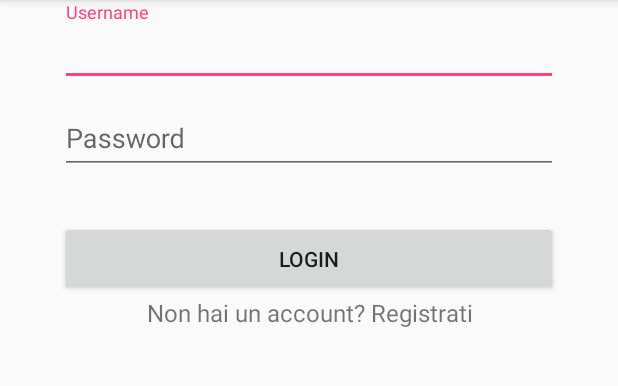
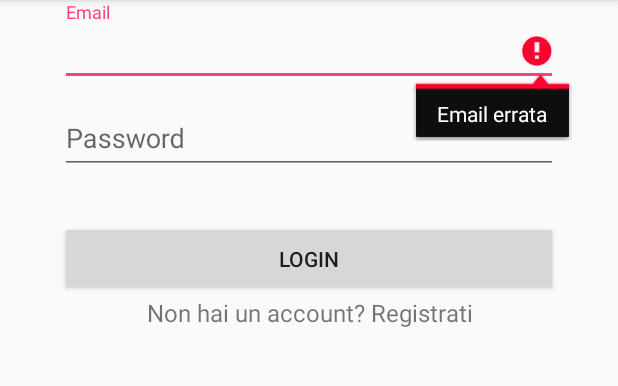
Before and after one commit to Cese93/VideogamesProject, an Android app: the screen it shows after launch (LoginActivity), after a tap on "LOGIN", on a phone screen of 412 x 824 dp, the part 84-470 px from its top. Run offline under Robolectric (Android 15) with nearby library versions, the phone set to English and light mode, and no system bars; our stand-ins replace Firebase (no records; nobody signed in at launch, a user with empty details on screens opened directly); libraries missing offline, so code that uses them is left out: com.firebase.client; 1 statement that could not run was skipped.

Commit message:
Login fatto

```diff
--- a/app/src/main/AndroidManifest.xml
+++ b/app/src/main/AndroidManifest.xml
@@ -18,6 +18,9 @@
         <activity android:name=".RegisterActivity">
 
         </activity>
+        <activity android:name=".HomeActivity">
+
+        </activity>
     </application>
 
 </manifest>
--- a/app/src/main/java/com/example/erik/videogamesproject/LoginActivity.java
+++ b/app/src/main/java/com/example/erik/videogamesproject/LoginActivity.java
@@ -1,26 +1,84 @@
 package com.example.erik.videogamesproject;
 
+import android.app.ProgressDialog;
 import android.content.Intent;
 import android.os.Bundle;
+import android.provider.ContactsContract;
+import android.support.annotation.NonNull;
 import android.support.v4.widget.TextViewCompat;
 import android.support.v7.app.AppCompatActivity;
+import android.text.TextUtils;
+import android.util.Log;
 import android.view.View;
+import android.widget.Button;
+import android.widget.EditText;
 import android.widget.TextView;
+import android.widget.Toast;
 
 import com.firebase.client.Firebase;
+import com.google.android.gms.tasks.OnCompleteListener;
+import com.google.android.gms.tasks.Task;
+import com.google.firebase.auth.AuthResult;
+import com.google.firebase.auth.FirebaseAuth;
 
 /**
  * Created by Erik on 10/10/2016.
  */
 
 public class LoginActivity extends AppCompatActivity{
-    TextView register;
+    private EditText txtLoginEmail;
+    private EditText txtLoginPassword;
+    private Button btnLogin;
+
+    private ProgressDialog progressDialog;
+    private FirebaseAuth firebaseAuth;
 
     @Override
     protected void onCreate(Bundle savedInstanceState) {
         super.onCreate(savedInstanceState);
         setContentView(R.layout.activity_login);
         Firebase.setAndroidContext(this);
+
+        txtLoginEmail = (EditText) findViewById(R.id.txtLoginEmail);
+        txtLoginPassword = (EditText) findViewById(R.id.txtLoginPassword);
+
+        progressDialog = new ProgressDialog(this);
+        btnLogin = (Button) findViewById(R.id.btnLogin);
+
+        firebaseAuth = FirebaseAuth.getInstance();
+
+        if(firebaseAuth.getCurrentUser() != null) {
+            startActivity(new Intent(LoginActivity.this, HomeActivity.class));
+        }
+    }
+
+    public void ClickLogin(View view) {
+        String email = txtLoginEmail.getText().toString();
+        String password = txtLoginPassword.getText().toString();
+
+        progressDialog.setMessage("Attendere...");
+        progressDialog.show();
+
+        if(TextUtils.isEmpty(email)){
+            txtLoginEmail.setError("Email errata");
+            progressDialog.dismiss();
+        } else if (TextUtils.isEmpty(password)) {
+            txtLoginPassword.setError("Password errata");
+            progressDialog.dismiss();
+        } else {
+            firebaseAuth.signInWithEmailAndPassword(email, password).addOnCompleteListener(new OnCompleteListener<AuthResult>() {
+                @Override
+                public void onComplete(@NonNull Task<AuthResult> task) {
+                    if(task.isSuccessful()){
+                        progressDialog.dismiss();
+                        startActivity(new Intent(LoginActivity.this, HomeActivity.class));
+                    }
+                }
+            });
+        }
+
+
+
     }
 
     public void OpenRegister(View view) {
--- a/app/src/main/res/layout/activity_login.xml
+++ b/app/src/main/res/layout/activity_login.xml
@@ -11,11 +11,11 @@
         android:layout_height="wrap_content"
         android:layout_marginTop="1dp"
         android:layout_marginBottom="1dp">
-        <EditText android:id="@+id/login_username"
+        <EditText android:id="@+id/txtLoginEmail"
             android:layout_width="match_parent"
             android:layout_height="wrap_content"
             android:inputType="textCapWords"
-            android:hint="Username" />
+            android:hint="Email" />
     </android.support.design.widget.TextInputLayout>
 
 
@@ -26,7 +26,7 @@
         android:layout_height="wrap_content"
         android:layout_marginTop="1dp"
         android:layout_marginBottom="1dp">
-        <EditText android:id="@+id/login_password"
+        <EditText android:id="@+id/txtLoginPassword"
             android:layout_width="match_parent"
             android:layout_height="wrap_content"
             android:inputType="textPassword"
@@ -36,7 +36,7 @@
 
     <!-- Login Button -->
     <android.support.v7.widget.AppCompatButton
-        android:id="@+id/loginBtn"
+        android:id="@+id/btnLogin"
         android:layout_width="fill_parent"
         android:layout_height="wrap_content"
         android:layout_marginTop="30dp"
@@ -45,7 +45,7 @@
         android:onClick="ClickLogin"/>
 
 
-    <!-- Link Registration -->
+    <!-- Link Login -->
     <TextView android:id="@+id/signup_link"
         android:layout_width="fill_parent"
         android:layout_height="wrap_content"
```
Also changed, not shown: app/src/main/java/com/example/erik/videogamesproject/HomeActivity.java (+15 -0 lines), app/src/main/res/layout/activity_register.xml (+4 -4 lines).
